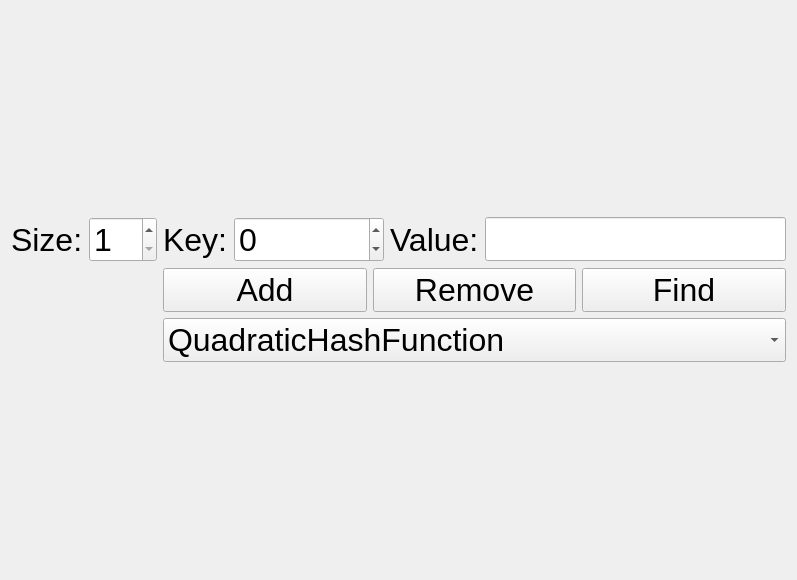
Above: HashTable/BaseHashTableWidget.ui from DmitryBakin/AlgStr2 before the change. Below: the same form after it.
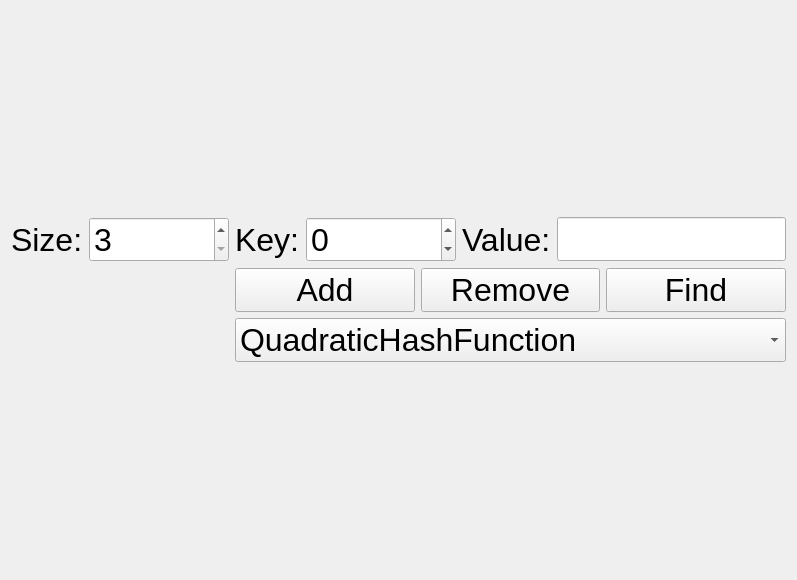
That is the form after the change.

Patch:
```diff
--- a/HashTable/BaseHashTableWidget.ui
+++ b/HashTable/BaseHashTableWidget.ui
@@ -49,7 +49,13 @@
      <item row="0" column="1">
       <widget class="QSpinBox" name="spinBox_size">
        <property name="minimum">
-        <number>1</number>
+        <number>3</number>
+       </property>
+       <property name="maximum">
+        <number>100000000</number>
+       </property>
+       <property name="value">
+        <number>3</number>
        </property>
       </widget>
      </item>
```
